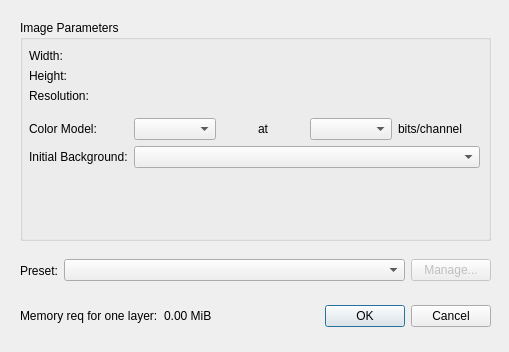
Before: the Qt Designer form NeoIMP/SDF/UILayer/Gui/View/Qt/Resources/NewDocumentDialog.ui in shimmyshai00/NeoIMP-1.0.0, drawn with Qt 5.
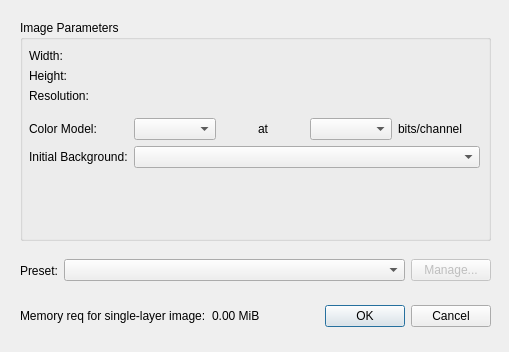
After: the same form once the commit is applied. Custom widgets are drawn as their Qt base class.

Commit message: major rework 2: re-add memory estimator; NOW READY TO BEGIN RESTORING IMAGE LOAD/SAVE!

```diff
--- a/NeoIMP/SDF/UILayer/Gui/View/Qt/Resources/NewDocumentDialog.ui
+++ b/NeoIMP/SDF/UILayer/Gui/View/Qt/Resources/NewDocumentDialog.ui
@@ -209,7 +209,7 @@
     <item>
      <widget class="QLabel" name="label_9">
       <property name="text">
-       <string>Memory req for one layer:</string>
+       <string>Memory req for single-layer image:</string>
       </property>
      </widget>
     </item>
```
The commit also changes 3 other files.
